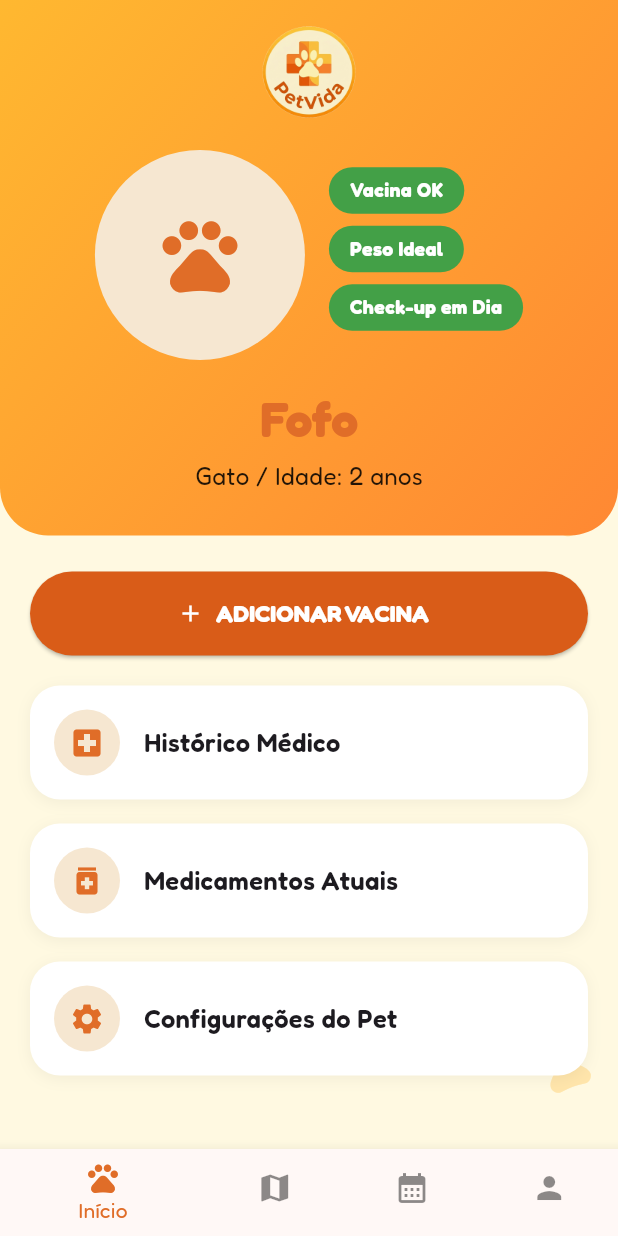
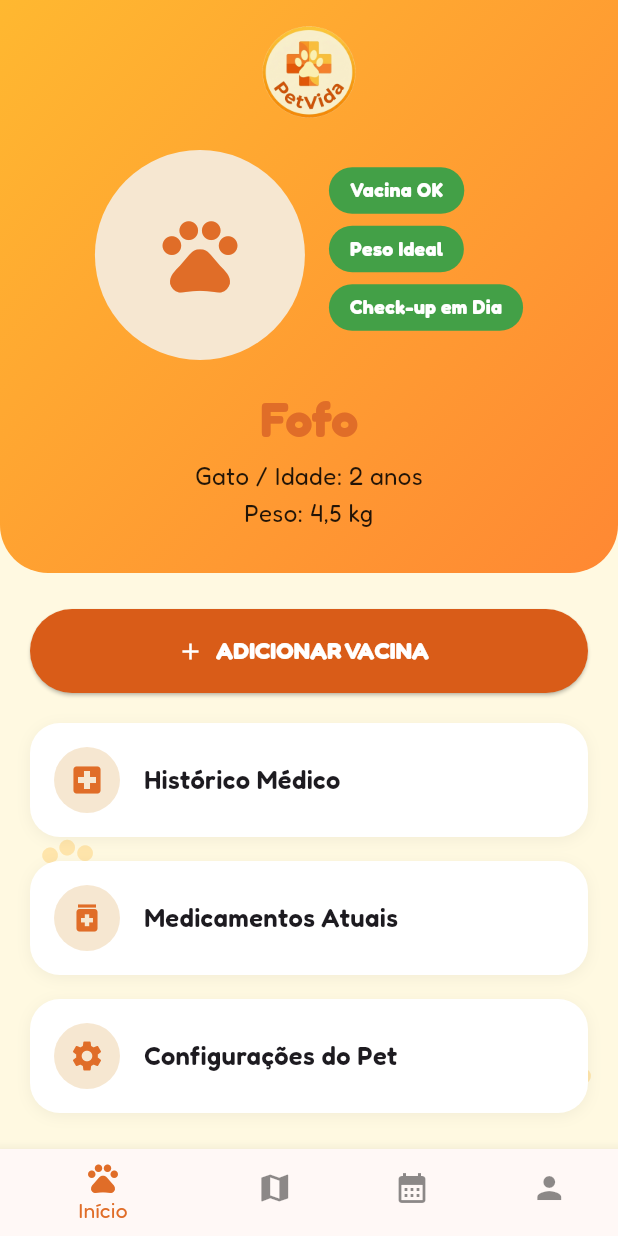
Before and after one commit to jorge159753/PetVida, a Flutter app: the PetProfileScreen screen opened directly, on a phone screen of 412 x 824 dp. Run offline on Flutter 3.47's test engine with Material 3 defaults, Android fonts, the phone set to English and light mode, and no system bars; our stand-ins replace cloud_firestore, firebase_auth, firebase_core, flutter_local_notifications, flutter_map, geolocator and 4 more; accounts and stored records are empty; network calls fail.

Commit message:
Adiciona campo peso ao cadastro do pet (RF02)
RF02 pede peso entre os dados do pet, mas só existia como texto fixo
do badge "Peso Ideal" — não era um dado de verdade que o tutor pudesse
cadastrar ou editar.

Adiciona o campo "Peso" (texto livre, ex: "4,5 kg") em:
- Adicionar Pet (meus_pets_screen.dart)
- Editar Pet (pet_profile_screen.dart, _EditPetDialog)
- Exibição no cabeçalho do perfil do pet, numa linha própria abaixo
  de "Espécie / Idade"

O peso persiste no Firestore junto com os outros dados do pet e flui
por home_screen.dart e meus_pets_screen.dart ao abrir o perfil, com
fallback "Peso não informado" para pets cadastrados antes dessa
mudança.

Validado com `flutter build apk --debug` e 42/42 testes passando.

```diff
--- a/petvida/lib/screens/home_screen.dart
+++ b/petvida/lib/screens/home_screen.dart
@@ -73,6 +73,7 @@ class HomeScreen extends StatelessWidget {
                             nome: pet.nome,
                             especie: pet.especie,
                             idade: pet.idade,
+                            peso: pet.peso,
                             badges: const ['Cadastro Completo'],
                           ),
                         ),
@@ -139,6 +140,7 @@ class _Pet {
     this.id,
     this.especie = 'Não informado',
     this.idade = 'Idade não informada',
+    this.peso = 'Peso não informado',
     this.fotoBase64,
   });
 
@@ -147,6 +149,7 @@ class _Pet {
     final nome = (data['nome'] as String?)?.trim();
     final especie = (data['especie'] as String?)?.trim();
     final idade = (data['idade'] as String?)?.trim();
+    final peso = (data['peso'] as String?)?.trim();
     return _Pet(
       (nome == null || nome.isEmpty) ? 'Sem nome' : nome,
       'Sem Vacinas',
@@ -154,6 +157,7 @@ class _Pet {
       id: doc.id,
       especie: (especie == null || especie.isEmpty) ? 'Não informado' : especie,
       idade: (idade == null || idade.isEmpty) ? 'Idade não informada' : idade,
+      peso: (peso == null || peso.isEmpty) ? 'Peso não informado' : peso,
       fotoBase64: data['fotoBase64'] as String?,
     );
   }
@@ -164,6 +168,7 @@ class _Pet {
   final bool statusOk;
   final String especie;
   final String idade;
+  final String peso;
   final String? fotoBase64;
 
   ImageProvider? get fotoProvider {
--- a/petvida/lib/screens/meus_pets_screen.dart
+++ b/petvida/lib/screens/meus_pets_screen.dart
@@ -45,6 +45,7 @@ class MeusPetsScreen extends StatelessWidget {
           nome: pet.nome,
           especie: pet.especie,
           idade: pet.idade,
+          peso: pet.peso,
           badges: pet.badgesPerfil,
         ),
       ),
@@ -69,6 +70,7 @@ class MeusPetsScreen extends StatelessWidget {
         'nome': dados['nome'],
         'especie': dados['especie'],
         'idade': dados['idade'],
+        'peso': dados['peso'],
         'createdAt': FieldValue.serverTimestamp(),
       });
       if (context.mounted) {
@@ -145,6 +147,7 @@ class _Pet {
     required this.statusAlerta,
     required this.especie,
     required this.idade,
+    required this.peso,
     required this.badgesPerfil,
     this.fotoBase64,
   });
@@ -154,6 +157,7 @@ class _Pet {
     final nome = (data['nome'] as String?)?.trim();
     final especie = (data['especie'] as String?)?.trim();
     final idade = (data['idade'] as String?)?.trim();
+    final peso = (data['peso'] as String?)?.trim();
     return _Pet(
       id: doc.id,
       nome: (nome == null || nome.isEmpty) ? 'Sem nome' : nome,
@@ -164,6 +168,7 @@ class _Pet {
       statusAlerta: 'Sem Vacinas',
       especie: (especie == null || especie.isEmpty) ? 'Não informado' : especie,
       idade: (idade == null || idade.isEmpty) ? 'Idade não informada' : idade,
+      peso: (peso == null || peso.isEmpty) ? 'Peso não informado' : peso,
       badgesPerfil: const ['Cadastro Completo'],
       fotoBase64: data['fotoBase64'] as String?,
     );
@@ -176,6 +181,7 @@ class _Pet {
   final String statusAlerta;
   final String especie;
   final String idade;
+  final String peso;
   final List<String> badgesPerfil;
   final String? fotoBase64;
 
@@ -198,6 +204,7 @@ const _mockPets = [
     statusAlerta: 'Próxima Vacina',
     especie: 'Gato',
     idade: '2 anos',
+    peso: '4,5 kg',
     badgesPerfil: ['Vacina OK', 'Peso Ideal', 'Check-up em Dia'],
   ),
   _Pet(
@@ -207,6 +214,7 @@ const _mockPets = [
     statusAlerta: 'Próxima Vacina',
     especie: 'Cão',
     idade: '4 anos',
+    peso: '18 kg',
     badgesPerfil: ['Vacina OK', 'Peso Ideal', 'Check-up em Dia'],
   ),
   _Pet(
@@ -216,6 +224,7 @@ const _mockPets = [
     statusAlerta: 'Falta Diário',
     especie: 'Gato',
     idade: '1 ano',
+    peso: '3,8 kg',
     badgesPerfil: ['Vacina OK', 'Peso Ideal', 'Check-up em Dia'],
   ),
   _Pet(
@@ -225,6 +234,7 @@ const _mockPets = [
     statusAlerta: 'Falta Diário',
     especie: 'Cão',
     idade: '3 anos',
+    peso: '12 kg',
     badgesPerfil: ['Vacina OK', 'Peso Ideal', 'Check-up em Dia'],
   ),
 ];
@@ -450,12 +460,14 @@ class _AddPetDialogState extends State<_AddPetDialog> {
   final _nomeController = TextEditingController();
   final _especieController = TextEditingController();
   final _idadeController = TextEditingController();
+  final _pesoController = TextEditingController();
 
   @override
   void dispose() {
     _nomeController.dispose();
     _especieController.dispose();
     _idadeController.dispose();
+    _pesoController.dispose();
     super.dispose();
   }
 
@@ -465,6 +477,7 @@ class _AddPetDialogState extends State<_AddPetDialog> {
       'nome': _nomeController.text.trim(),
       'especie': _especieController.text.trim(),
       'idade': _idadeController.text.trim(),
+      'peso': _pesoController.text.trim(),
     });
   }
 
@@ -504,6 +517,12 @@ class _AddPetDialogState extends State<_AddPetDialog> {
               controller: _idadeController,
               decoration: const InputDecoration(
                 labelText: 'Idade (ex: 2 anos)',
+              ),
+            ),
+            TextFormField(
+              controller: _pesoController,
+              decoration: const InputDecoration(
+                labelText: 'Peso (ex: 4,5 kg)',
               ),
             ),
           ],
--- a/petvida/lib/screens/pet_profile_screen.dart
+++ b/petvida/lib/screens/pet_profile_screen.dart
@@ -30,6 +30,7 @@ class PetProfileScreen extends StatelessWidget {
     this.nome = 'Fofo',
     this.especie = 'Gato',
     this.idade = '2 anos',
+    this.peso = '4,5 kg',
     this.badges = const ['Vacina OK', 'Peso Ideal', 'Check-up em Dia'],
   });
 
@@ -37,6 +38,7 @@ class PetProfileScreen extends StatelessWidget {
   final String nome;
   final String especie;
   final String idade;
+  final String peso;
   final List<String> badges;
 
   DocumentReference<Map<String, dynamic>>? get _petDocument {
@@ -205,6 +207,7 @@ class PetProfileScreen extends StatelessWidget {
         nomeInicial: (dadosAtuais?['nome'] as String?) ?? nome,
         especieInicial: (dadosAtuais?['especie'] as String?) ?? especie,
         idadeInicial: (dadosAtuais?['idade'] as String?) ?? idade,
+        pesoInicial: (dadosAtuais?['peso'] as String?) ?? peso,
         fotoBase64Inicial: dadosAtuais?['fotoBase64'] as String?,
       ),
     );
@@ -303,6 +306,7 @@ class PetProfileScreen extends StatelessWidget {
                     nome: nome,
                     especie: especie,
                     idade: idade,
+                    peso: peso,
                     badges: badges,
                     fotoBase64: null,
                     onEditar: null,
@@ -317,6 +321,7 @@ class PetProfileScreen extends StatelessWidget {
                         nome: (dados?['nome'] as String?) ?? nome,
                         especie: (dados?['especie'] as String?) ?? especie,
                         idade: (dados?['idade'] as String?) ?? idade,
+                        peso: (dados?['peso'] as String?) ?? peso,
                         badges: badges,
                         fotoBase64: dados?['fotoBase64'] as String?,
                         onEditar: () => _handleEditar(context, dados),
@@ -638,6 +643,7 @@ class _PetHeader extends StatelessWidget {
     required this.nome,
     required this.especie,
     required this.idade,
+    required this.peso,
     required this.badges,
     required this.fotoBase64,
     required this.onEditar,
@@ -647,6 +653,7 @@ class _PetHeader extends StatelessWidget {
   final String nome;
   final String especie;
   final String idade;
+  final String peso;
   final List<String> badges;
   final String? fotoBase64;
   final VoidCallback? onEditar;
@@ -760,6 +767,13 @@ class _PetHeader extends StatelessWidget {
           const SizedBox(height: 4),
           Text(
             '$especie / Idade: $idade',
+            textAlign: TextAlign.center,
+            style: const TextStyle(fontSize: 16, color: Colors.black87),
+          ),
+          const SizedBox(height: 2),
+          Text(
+            'Peso: $peso',
+            textAlign: TextAlign.center,
             style: const TextStyle(fontSize: 16, color: Colors.black87),
           ),
         ],
@@ -1078,12 +1092,14 @@ class _EditPetDialog extends StatefulWidget {
     required this.nomeInicial,
     required this.especieInicial,
     required this.idadeInicial,
+    required this.pesoInicial,
     required this.fotoBase64Inicial,
   });
 
   final String nomeInicial;
   final String especieInicial;
   final String idadeInicial;
+  final String pesoInicial;
   final String? fotoBase64Inicial;
 
   @override
@@ -1099,6 +1115,7 @@ class _EditPetDialogState extends State<_EditPetDialog> {
   late final _idadeController = TextEditingController(
     text: widget.idadeInicial,
   );
+  late final _pesoController = TextEditingController(text: widget.pesoInicial);
   String? _fotoBase64;
   bool _fotoAlterada = false;
 
@@ -1113,6 +1130,7 @@ class _EditPetDialogState extends State<_EditPetDialog> {
     _nomeController.dispose();
     _especieController.dispose();
     _idadeController.dispose();
+    _pesoController.dispose();
     super.dispose();
   }
 
@@ -1131,6 +1149,7 @@ class _EditPetDialogState extends State<_EditPetDialog> {
       'nome': _nomeController.text.trim(),
       'especie': _especieController.text.trim(),
       'idade': _idadeController.text.trim(),
+      'peso': _pesoController.text.trim(),
     };
     if (_fotoAlterada) {
       resultado['fotoBase64'] = _fotoBase64;
@@ -1220,6 +1239,12 @@ class _EditPetDialogState extends State<_EditPetDialog> {
                   labelText: 'Idade (ex: 2 anos)',
                 ),
               ),
+              TextFormField(
+                controller: _pesoController,
+                decoration: const InputDecoration(
+                  labelText: 'Peso (ex: 4,5 kg)',
+                ),
+              ),
             ],
           ),
         ),
```
Also changed, not shown: 1 other file.
